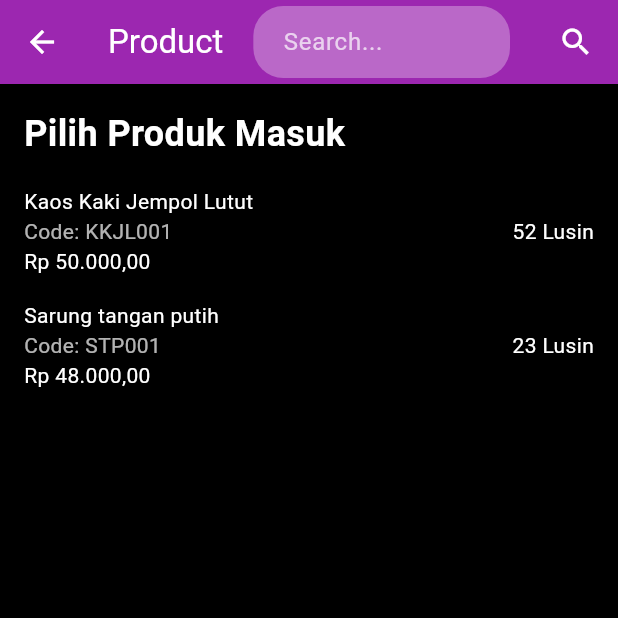
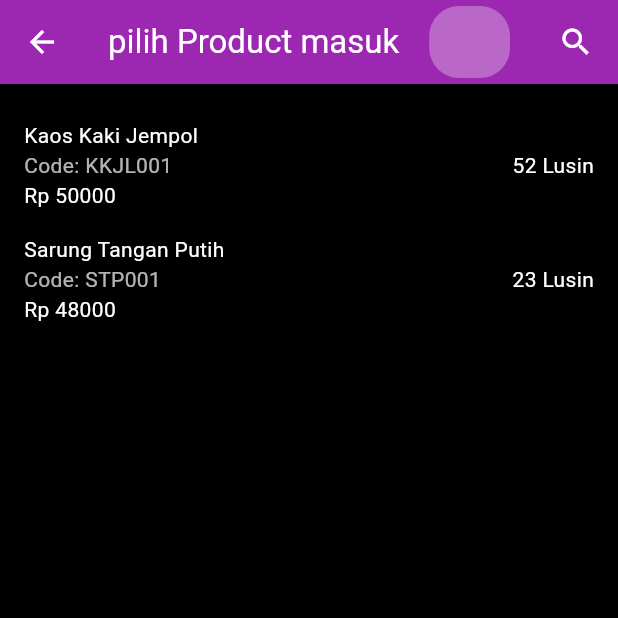
Before and after one commit to g4l3win/inventori, a Flutter app: the INPage screen opened directly, after a tap on "Add Product", on a phone screen of 412 x 824 dp, the top half of it. Run offline on Flutter 3.47's test engine with Material 3 defaults, Android fonts, the phone set to English and light mode, and no system bars.

Commit message:
bisa delete list product in g bisa nambah produk yang in

```diff
--- a/lib/Screens/IN_page.dart
+++ b/lib/Screens/IN_page.dart
@@ -1,56 +1,104 @@
 import 'package:flutter/material.dart';
 import 'package:inventori/Screens/pilihproductIN_page.dart';
 
-class INPage extends StatelessWidget {
+class INPage extends StatefulWidget {
+  @override
+  _INPageState createState() => _INPageState();
+}
+
+class _INPageState extends State<INPage> {
+  // Daftar produk masuk
+  List<Map<String, dynamic>> products = [
+    {'name': 'Kaos Kaki Jempol Lutut', 'code': 'KKJL001', 'price': 50000, 'quantity': 2, 'unit': 'Lusin'},
+  ];
+
+  // Fungsi untuk menghitung total harga
+  num _calculateTotalPrice() {
+    num total = 0;
+    for (var product in products) {
+      total += product['price'] * product['quantity']; // Mengalikan harga dan kuantitas
+    }
+    return total;
+  }
+
+  // Fungsi untuk menambah produk baru dari PilihProductINPage
+  Future<void> _addProduct() async {
+    final result = await Navigator.push(
+      context,
+      MaterialPageRoute(builder: (context) => PilihProductINPage()), // Navigasi ke halaman pilih produk
+    );
+
+    if (result != null) {
+      print("Produk yang ditambahkan: $result");
+      setState(() {
+        // Langsung tambahkan produk baru ke daftar tanpa pengecekan
+        products.add(result);
+      });
+    } else {
+      print("Tidak ada produk yang ditambahkan.");
+    }
+  }
+
+  // Fungsi untuk menghapus produk
+  void _deleteProduct(int index) {
+    setState(() {
+      products.removeAt(index); // Menghapus produk dari daftar
+    });
+    ScaffoldMessenger.of(context).showSnackBar(SnackBar(
+      content: Text('Produk berhasil dihapus'),
+    ));
+  }
+
+  // Fungsi untuk menampilkan opsi hapus produk
+  void _showOptions(BuildContext context, int index) {
+    showModalBottomSheet(
+      context: context,
+      builder: (BuildContext context) {
+        return Container(
+          color: Colors.black87,
+          child: Wrap(
+            children: [
+              ListTile(
+                leading: Icon(Icons.delete, color: Colors.red),
+                title: Text('Delete Product', style: TextStyle(color: Colors.red)),
+                onTap: () {
+                  Navigator.pop(context); // Tutup modal
+                  _deleteProduct(index); // Hapus produk
+                },
+              ),
+            ],
+          ),
+        );
+      },
+    );
+  }
+
   @override
   Widget build(BuildContext context) {
     return Scaffold(
       appBar: AppBar(
-        title: Text('IN Product', style: TextStyle(color: Colors.white),),
+        title: Text('IN Product', style: TextStyle(color: Colors.white)),
         backgroundColor: Colors.purple,
         leading: IconButton(
-          icon: Icon(Icons.arrow_back, color: Colors.white,),
+          icon: Icon(Icons.arrow_back, color: Colors.white),
           onPressed: () {
             Navigator.pop(context); // Aksi untuk kembali ke halaman sebelumnya
           },
         ),
-        actions: [
-          IconButton(
-            icon: Icon(Icons.check, color: Colors.white,),
-            onPressed: () {
-              // Navigasi ke halaman INPage
-              Navigator.push(
-                context,
-                MaterialPageRoute(builder: (context) => INPage()),
-              ); // Aksi untuk menambahkan produk baru
-            },
-          )
-        ],
       ),
-      body:
-      Padding(
+      body: Padding(
         padding: const EdgeInsets.all(16.0),
         // Add Product Button
-
         child: SingleChildScrollView(
-          // Membungkus konten dengan scroll view
           child: Column(
             crossAxisAlignment: CrossAxisAlignment.start,
             children: [
               SizedBox(
                 width: double.infinity, // Agar tombol memenuhi lebar layar
                 child: ElevatedButton(
-                  onPressed: () {
-                    Navigator.push(
-                      context,
-                      MaterialPageRoute(builder: (context) => PilihProductINPage()),
-                    ); //AKSI MILIH PRODUK UNTUK DITAMBAHIN
-                  },
-                  style: ElevatedButton.styleFrom(backgroundColor: Colors
-                      .purple, // Warna latar belakang tombol// Warna tombol ungu
-                  ),
-                  child: Text(
-                    'Add Product', style: TextStyle(color: Colors.white),),
+                  onPressed: _addProduct, // Panggil fungsi untuk menambahkan produk baru
+                  style: ElevatedButton.styleFrom(backgroundColor: Colors.purple),
+                  child: Text('Add Product', style: TextStyle(color: Colors.white)),
                 ),
               ),
               SizedBox(height: 20),
@@ -64,20 +112,22 @@ class INPage extends StatelessWidget {
                 ),
               ),
               SizedBox(height: 10),
-
-              // Expanded ListView untuk daftar produk
-              ListView(
-                shrinkWrap: true, // Agar tidak menyebabkan overflow
-                physics:
-                NeverScrollableScrollPhysics(), // Menghindari scroll ganda
-                children: [
-                  _buildProductItem('Kaos Kaki Jempol Lutut', 'KKJL001',
-                      'Rp 50.000,00', 2, 'Lusin'),
-                  _buildProductItem(
-                      'Sarung tangan putih', 'STP001', 'Rp 48.000,00', 1,
-                      'Lusin'),
-                  // Tambahkan item lain sesuai kebutuhan
-                ],
+              // ListView untuk daftar produk
+              ListView.builder(
+                shrinkWrap: true,
+                physics: NeverScrollableScrollPhysics(),
+                itemCount: products.length,
+                itemBuilder: (context, index) {
+                  final product = products[index];
+                  return _buildProductItem(
+                    product['name'],
+                    product['code'],
+                    product['price'],
+                    product['quantity'],
+                    product['unit'],
+                    index, // Tambahkan index untuk hapus dan update
+                  );
+                },
               ),
               SizedBox(height: 20),
               // Total harga
@@ -90,23 +140,22 @@ class INPage extends StatelessWidget {
                       style: TextStyle(fontSize: 25.0, color: Colors.white),
                     ),
                     Text(
-                  'Rp 148.000,00',
+                      'Rp ${_calculateTotalPrice()},00', // Menampilkan total harga yang dihitung
                       style: TextStyle(fontSize: 35.0, color: Colors.white),
                     ),
                   ],
                 ),
-
-          )],
+              ),
+            ],
           ),
         ),
       ),
       backgroundColor: Colors.black,
     );
   }
-}
 
   // Fungsi untuk membangun tampilan setiap item produk
-Widget _buildProductItem(String name, String code, String price, int quantity, String unit) {
+  Widget _buildProductItem(String name, String code, int price, int quantity, String unit, int index) {
     return Padding(
       padding: const EdgeInsets.symmetric(vertical: 8.0),
       child: Row(
@@ -116,42 +165,27 @@ Widget _buildProductItem(String name, String code, String price, int quantity, S
           Column(
             crossAxisAlignment: CrossAxisAlignment.start,
             children: [
-            Text(
-              name,
-              style: TextStyle(color: Colors.white, fontSize: 25),
-            ),
-            Text(
-              code,
-              style: TextStyle(color: Colors.grey),
-            ),
-            Text(
-              price,
-              style: TextStyle(color: Colors.green),
-            ),
+              Text(name, style: TextStyle(color: Colors.white, fontSize: 25)),
+              Text('Code: $code', style: TextStyle(color: Colors.grey)),
+              Text('Rp $price,00', style: TextStyle(color: Colors.green)),
             ],
           ),
-
           // Kolom di kanan (jumlah dan satuan)
           Column(
             crossAxisAlignment: CrossAxisAlignment.end,
             children: [
-            Text(
-              '$quantity',
-              style: TextStyle(color: Colors.green, fontSize: 16),
-            ),
-            Text(
-              unit,
-              style: TextStyle(color: Colors.grey, fontSize: 14),
-            ),
+              Text('$quantity', style: TextStyle(color: Colors.green, fontSize: 16)),
+              Text(unit, style: TextStyle(color: Colors.grey, fontSize: 14)),
               IconButton(
                 icon: Icon(Icons.more_vert, color: Colors.white),
                 onPressed: () {
-                // Aksi untuk melihat detail atau mengedit produk
+                  _showOptions(context, index); // Tampilkan opsi hapus produk
                 },
-            )
+              ),
             ],
           ),
         ],
       ),
     );
   }
+}
--- a/lib/Screens/pilihproductIN_page.dart
+++ b/lib/Screens/pilihproductIN_page.dart
@@ -1,6 +1,12 @@
 import 'package:flutter/material.dart';
 
 class PilihProductINPage extends StatelessWidget {
+
+  final List<Map<String, dynamic>> productList = [
+    {'name': 'Kaos Kaki Jempol', 'code': 'KKJL001', 'price': 50000, 'quantity': 52, 'unit': 'Lusin'},
+    {'name': 'Sarung Tangan Putih', 'code': 'STP001', 'price': 48000, 'quantity': 23, 'unit': 'Lusin'},
+    // Tambahkan produk lainnya
+  ];
   @override
   Widget build(BuildContext context) {
     return Scaffold(
@@ -12,7 +18,7 @@ class PilihProductINPage extends StatelessWidget {
         title: Row(
           children: [
             Text(
-              'Product',
+              'pilih Product masuk',
               style: TextStyle(color: Colors.white),
             ),
             SizedBox(width: 20),
@@ -37,49 +43,25 @@ class PilihProductINPage extends StatelessWidget {
         actions: [
           Padding(
             padding: const EdgeInsets.symmetric(horizontal: 16),
-            child: Icon(Icons.search, color: Colors.white,),
+            child: Icon(Icons.search, color: Colors.white),
           ),
         ],
       ),
       body: Padding(
         padding: const EdgeInsets.all(16.0),
-        child: SingleChildScrollView(
-          child: Column(
-            crossAxisAlignment: CrossAxisAlignment.start,
-            children: [
-              Text(
-                'Pilih Produk Masuk',
-                style: TextStyle(
-                  fontSize: 24,
-                  fontWeight: FontWeight.bold,
-                  color: Colors.white,
-                ),
-              ),
-              SizedBox(height: 10),
-              ListView(
-                shrinkWrap: true,
-                physics: NeverScrollableScrollPhysics(),
-                children: [
-                  _buildProductItem(
+        child: ListView.builder(
+          itemCount: productList.length,
+          itemBuilder: (context, index) {
+            final product = productList[index];
+            return _buildProductItem(
               context,
-                    'Kaos Kaki Jempol Lutut',
-                    'KKJL001',
-                    'Rp 50.000,00',
-                    52,
-                    'Lusin',
-                  ),
-                  _buildProductItem(
-                    context,
-                    'Sarung tangan putih',
-                    'STP001',
-                    'Rp 48.000,00',
-                    23,
-                    'Lusin',
-                  ),
-                ],
-              ),
-            ],
-          ),
+              product['name'],
+              product['code'],
+              product['price'],
+              product['quantity'],
+              product['unit'],
+            );
+          },
         ),
       ),
       backgroundColor: Colors.black,
@@ -90,7 +72,7 @@ class PilihProductINPage extends StatelessWidget {
       BuildContext context,
       String name,
       String code,
-      String price,
+      int price,
       int quantity,
       String unit,
       ) {
@@ -98,7 +80,7 @@ class PilihProductINPage extends StatelessWidget {
       padding: const EdgeInsets.symmetric(vertical: 8.0),
       child: GestureDetector(
         onTap: () {
-          _showQuantityDialog(context, name, quantity);
+          _showQuantityDialog(context, name, code, price, unit); // Tambahkan harga dan unit ke dialog
         },
         child: Row(
           mainAxisAlignment: MainAxisAlignment.spaceBetween,
@@ -108,7 +90,7 @@ class PilihProductINPage extends StatelessWidget {
               children: [
                 Text(name, style: TextStyle(color: Colors.white)),
                 Text('Code: $code', style: TextStyle(color: Colors.white70)),
-                Text(price, style: TextStyle(color: Colors.white)),
+                Text('Rp $price', style: TextStyle(color: Colors.white)),
               ],
             ),
             Text('$quantity $unit', style: TextStyle(color: Colors.white)),
@@ -118,7 +100,8 @@ class PilihProductINPage extends StatelessWidget {
     );
   }
 
-  void _showQuantityDialog(BuildContext context, String productName, int quantity) {
+  // Fungsi untuk menampilkan dialog input kuantitas
+  void _showQuantityDialog(BuildContext context, String name, String code, int price, String unit) {
     showDialog(
       context: context,
       builder: (BuildContext context) {
@@ -146,10 +129,20 @@ class PilihProductINPage extends StatelessWidget {
               onPressed: () {
                 int? enteredQuantity = int.tryParse(quantityController.text);
                 if (enteredQuantity != null) {
-                  print('Menambah $enteredQuantity unit $productName ke inventaris.');
-                  _showSnackBar(context, 'Menambah $enteredQuantity unit $productName ke inventaris.');
+                  // Kembalikan data produk beserta kuantitasnya ke halaman INPage
+                  Navigator.of(context).pop({
+                    'name': name,
+                    'code': code,
+                    'price': price,
+                    'quantity': enteredQuantity,
+                    'unit': unit,
+                  });
+                  print('Menambah $enteredQuantity unit $name dari inventaris.');
+                  _showSnackBar(context, 'Menambahkan $enteredQuantity unit $name dari inventaris.');
                 }
-                Navigator.of(context).pop();
+                else {
+                  print("Kuantitas tidak valid");
+                }
               },
             ),
           ],
@@ -157,7 +150,7 @@ class PilihProductINPage extends StatelessWidget {
       },
     );
   }
-
+}
 void _showSnackBar(BuildContext context, String message) {
   ScaffoldMessenger.of(context).showSnackBar(
     SnackBar(
@@ -166,4 +159,3 @@ class PilihProductINPage extends StatelessWidget {
     ),
   );
 }
-}
```
Lines whose indentation alone changed are shown as unchanged.
